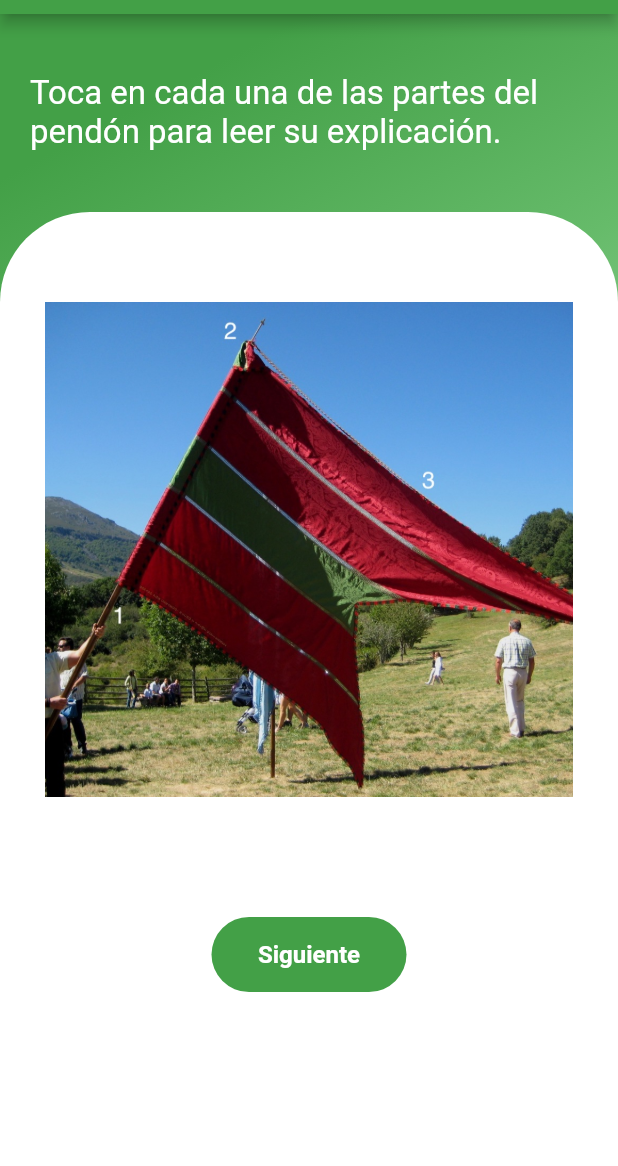
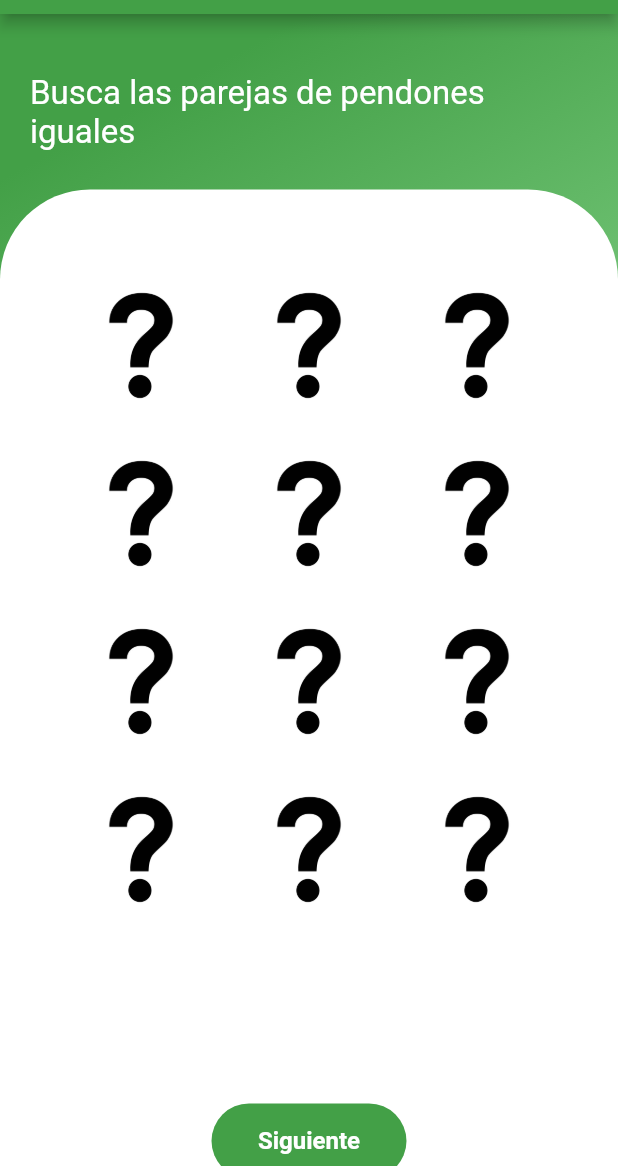
Before and after one commit to lferng17/aplicacion_cele, a Flutter app: the Question02Pendon screen opened directly, after a tap on "Siguiente", on a phone screen of 412 x 824 dp, the part 70-1236 px from its top. Run offline on Flutter 3.47's test engine with Material 2 defaults, Android fonts, the phone set to English and light mode, and no system bars; our stand-ins replace animated_text_kit, cloud_firestore, firebase_auth, firebase_core, fluttertoast; missing offline and left inert: dart:ffi; accounts and stored records are empty.

Commit message:
Preegunta 3 Pendones

```diff
--- a/lib/screens/questions/pendones/question_02.dart
+++ b/lib/screens/questions/pendones/question_02.dart
@@ -1,3 +1,4 @@
+import 'package:aplicacion_cele/screens/questions/pendones/question_03.dart';
 import 'package:cloud_firestore/cloud_firestore.dart';
 import 'package:firebase_auth/firebase_auth.dart';
 import 'package:flutter/material.dart';
@@ -128,7 +129,7 @@ class _Question02PendonState extends State<Question02Pendon> {
                               }
                             },
                             child: Image.asset(
-                              'assets/partesPendon.jpg', // Ruta de la imagen en la carpeta "assets"
+                              'assets/pendones/partesPendon.jpg', // Ruta de la imagen en la carpeta "assets"
                               width: 400,
                               height: 330,
                               fit: BoxFit.cover,
@@ -153,7 +154,7 @@ class _Question02PendonState extends State<Question02Pendon> {
                                 Navigator.push(
                                   context,
                                   MaterialPageRoute(
-                                    builder: (context) => Question02Pendon(),
+                                    builder: (context) => Question03Pendon(),
                                   ),
                                 );
                               });
--- /dev/null
+++ b/lib/screens/questions/pendones/question_03.dart
@@ -0,0 +1,219 @@
+import 'package:cloud_firestore/cloud_firestore.dart';
+import 'package:firebase_auth/firebase_auth.dart';
+import 'package:flutter/material.dart';
+
+import '../../../models/student_model.dart';
+
+class Question03Pendon extends StatefulWidget {
+  const Question03Pendon({Key? key}) : super(key: key);
+
+  @override
+  _Question03PendonState createState() => _Question03PendonState();
+}
+
+class _Question03PendonState extends State<Question03Pendon> {
+  //Question
+  String question = 'Busca las parejas de pendones iguales';
+
+  //Juego
+  Game juego = Game();
+
+  //game stats
+  int tries = 0;
+  int score = 0;
+
+  @override
+  void initState() {
+    super.initState();
+    juego.initGame();
+  }
+
+  @override
+  Widget build(BuildContext context) {
+    return Scaffold(
+      appBar: AppBar(
+        title: const Text('Pregunta 02/05'),
+        centerTitle: true,
+        backgroundColor: Colors.green[600],
+      ),
+      body: Container(
+        width: double.infinity,
+        decoration: BoxDecoration(
+            gradient: LinearGradient(begin: Alignment.topCenter, colors: [
+          Colors.green[600]!,
+          Colors.green[400]!,
+          Colors.green[200]!
+        ])),
+        child: Column(
+          crossAxisAlignment: CrossAxisAlignment.start,
+          children: <Widget>[
+            const SizedBox(
+              height: 20,
+            ),
+            Padding(
+              padding: const EdgeInsets.all(20),
+              child: Column(
+                crossAxisAlignment: CrossAxisAlignment.start,
+                children: <Widget>[
+                  Center(
+                    child: Text(
+                      question,
+                      style: const TextStyle(color: Colors.white, fontSize: 22),
+                    ),
+                  ),
+                ],
+              ),
+            ),
+            const SizedBox(height: 5),
+            Expanded(
+              child: Container(
+                width: double.infinity,
+                decoration: const BoxDecoration(
+                    color: Colors.white,
+                    borderRadius: BorderRadius.only(
+                        topLeft: Radius.circular(60),
+                        topRight: Radius.circular(60))),
+                child: SingleChildScrollView(
+                  child: Padding(
+                    padding: const EdgeInsets.all(30),
+                    child: Column(
+                      children: <Widget>[
+                        const SizedBox(
+                          height: 10,
+                        ),
+                        SizedBox(
+                            height: MediaQuery.of(context).size.width / 3 * 4,
+                            width: MediaQuery.of(context).size.width,
+                            child: GridView.builder(
+                                itemCount: juego.gameImg!.length,
+                                gridDelegate:
+                                    const SliverGridDelegateWithFixedCrossAxisCount(
+                                  crossAxisCount: 3,
+                                  crossAxisSpacing: 16.0,
+                                  mainAxisSpacing: 16.0,
+                                ),
+                                padding: const EdgeInsets.all(16.0),
+                                itemBuilder: (context, index) {
+                                  return GestureDetector(
+                                    onTap: () {
+                                      setState(() {
+                                        //incrementing the clicks
+                                        tries++;
+                                        juego.gameImg![index] =
+                                            juego.cards_list[index];
+                                        juego.matchCheck.add(
+                                            {index: juego.cards_list[index]});
+                                      });
+                                      if (juego.matchCheck.length == 2) {
+                                        if (juego.matchCheck[0].values.first ==
+                                            juego.matchCheck[1].values.first) {
+                                          print("true");
+                                          //incrementing the score
+                                          score += 100;
+                                          juego.matchCheck.clear();
+                                        } else {
+                                          print("false");
+
+                                          Future.delayed(
+                                              const Duration(milliseconds: 500), () {
+                                            setState(() {
+                                              juego.gameImg![juego.matchCheck[0]
+                                                      .keys.first] =
+                                                  juego.hiddenCardpath;
+                                              juego.gameImg![juego.matchCheck[1]
+                                                      .keys.first] =
+                                                  juego.hiddenCardpath;
+                                              juego.matchCheck.clear();
+                                            });
+                                          });
+                                        }
+                                      }
+                                    },
+                                    child: Container(
+                                      padding: const EdgeInsets.all(16.0),
+                                      decoration: BoxDecoration(
+                                        color: Colors.white,
+                                        borderRadius:
+                                            BorderRadius.circular(8.0),
+                                        image: DecorationImage(
+                                          image:
+                                              AssetImage(juego.gameImg![index]),
+                                          fit: BoxFit.cover,
+                                        ),
+                                      ),
+                                    ),
+                                  );
+                                })),
+                        const SizedBox(
+                          height: 20,
+                        ),
+                        Container(
+                          height: 50,
+                          width: 130,
+                          decoration: BoxDecoration(
+                              borderRadius: BorderRadius.circular(50),
+                              color: Colors.green[600]!),
+                          child: MaterialButton(
+                            onPressed: () {
+                              setState(() {
+                                Navigator.push(
+                                  context,
+                                  MaterialPageRoute(
+                                    builder: (context) => Question03Pendon(),
+                                  ),
+                                );
+                              });
+                            },
+                            child: const Text(
+                              "Siguiente",
+                              textAlign: TextAlign.center,
+                              style: TextStyle(
+                                color: Colors.white,
+                                fontWeight: FontWeight.bold,
+                                fontSize: 16.0,
+                              ),
+                            ),
+                          ),
+                        ),
+                      ],
+                    ),
+                  ),
+                ),
+              ),
+            )
+          ],
+        ),
+      ),
+    );
+  }
+}
+
+class Game {
+  final Color hiddenCard = Colors.red;
+  List<Color>? gameColors;
+  List<String>? gameImg;
+
+  final String hiddenCardpath = "assets/pendones/interrogacion.jpeg";
+  List<String> cards_list = [
+    "assets/pendones/PendonGenicera.png",
+    "assets/pendones/PendonLugueros.png",
+    "assets/pendones/PendonGenicera.png",
+    "assets/pendones/PendonCaboalles.png",
+    "assets/pendones/PendonUña.png",
+    "assets/pendones/PendonPedrosadelRey.png",
+    "assets/pendones/PendonSantaColomba.png",
+    "assets/pendones/PendonLugueros.png",
+    "assets/pendones/PendonSantaColomba.png",
+    "assets/pendones/PendonUña.png",
+    "assets/pendones/PendonCaboalles.png",
+    "assets/pendones/PendonPedrosadelRey.png",
+  ];
+  final int cardCount = 12;
+  List<Map<int, String>> matchCheck = [];
+
+  //methods
+  void initGame() {
+    gameColors = List.generate(cardCount, (index) => hiddenCard);
+    gameImg = List.generate(cardCount, (index) => hiddenCardpath);
+  }
+}
--- a/pubspec.yaml
+++ b/pubspec.yaml
@@ -67,7 +67,7 @@ flutter:
   # To add assets to your application, add an assets section, like this:
   assets:
     - assets/LogoCELERemoveBG.png
-    - assets/partesPendon.jpg
+    - assets/pendones/
 
   # An image asset can refer to one or more resolution-specific "variants", see
   # https://flutter.dev/assets-and-images/#resolution-aware
```
Also changed, not shown: assets/pendones/PendonCaboalles.png (added), assets/pendones/PendonGenicera.png (added), assets/pendones/PendonLugueros.png (added), assets/pendones/PendonPedrosadelRey.png (added), assets/pendones/PendonSantaColomba.png (added), assets/pendones/PendonUña.png (added), assets/pendones/interrogacion.jpeg (added), assets/pendones/partesPendon.jpg (renamed from assets/partesPendon.jpg), 1 other file.
